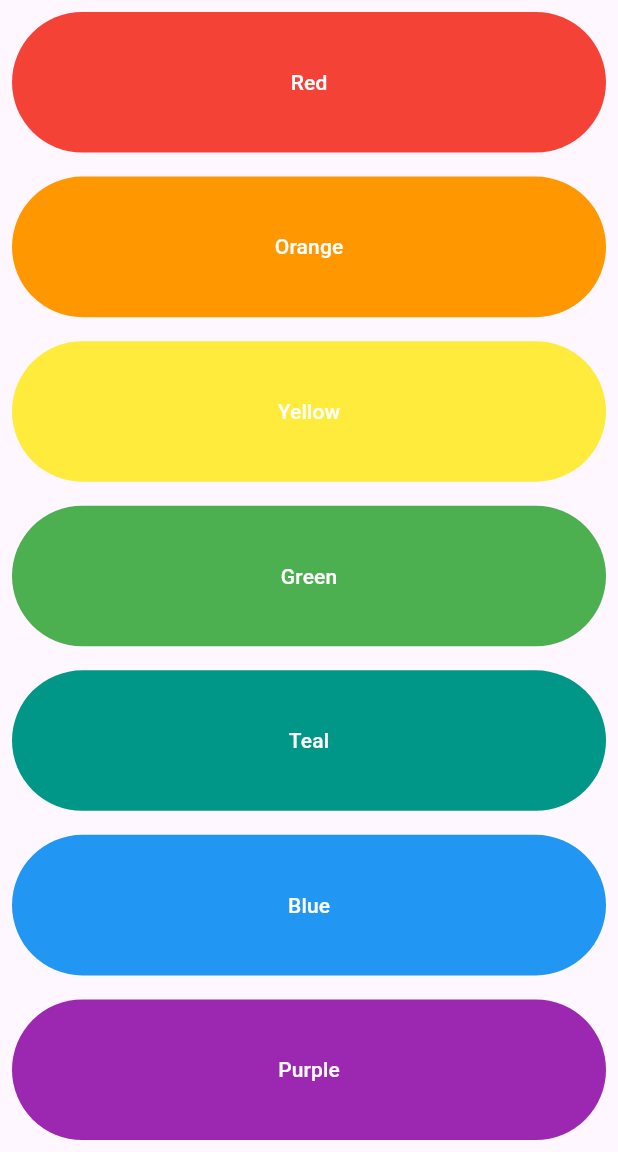
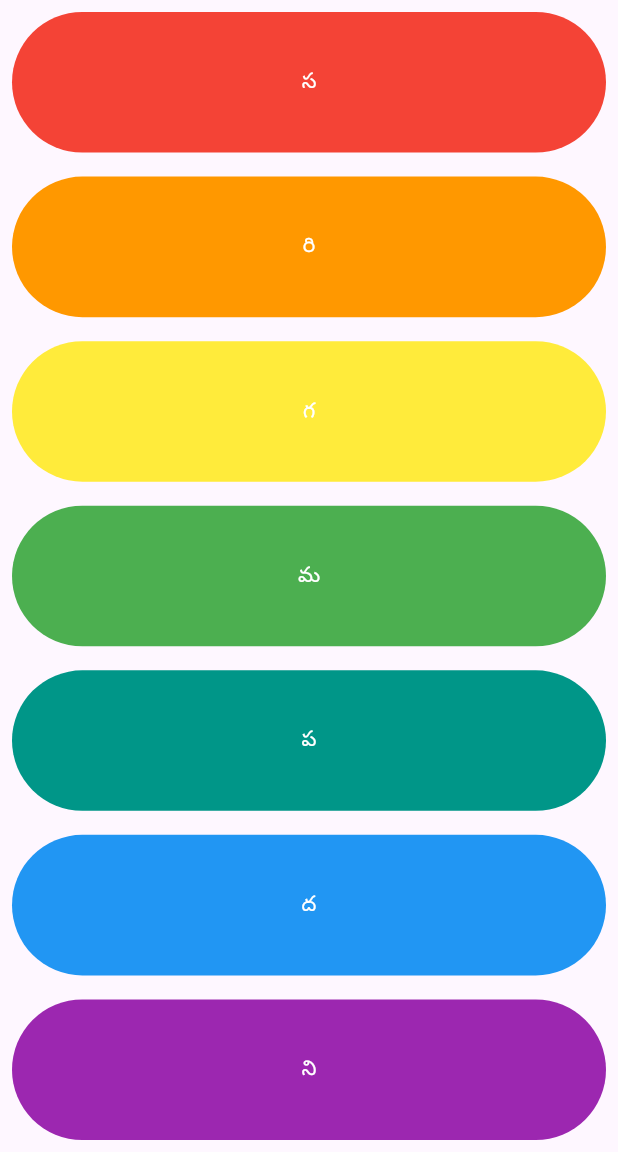
Before and after one commit to prashanthc1/flutter-xylophone, a Flutter app: the screen it shows after launch, on a phone screen of 412 x 824 dp, the part 84-1236 px from its top. Run offline on Flutter 3.47's test engine with Material 3 defaults, Android fonts, the light colour scheme and no system bars; our stand-ins replace audioplayers, google_fonts.

Commit message:
converted name in telugu

```diff
--- a/lib/pages/main_page.dart
+++ b/lib/pages/main_page.dart
@@ -37,13 +37,13 @@ class MainPage extends StatelessWidget {
       body: const Column(
         crossAxisAlignment: CrossAxisAlignment.stretch,
         children: [
-          XolophonePlate(number: 1, color: Colors.red, name: "Red"),
-          XolophonePlate(number: 2, color: Colors.orange, name: "Orange"),
-          XolophonePlate(number: 3, color: Colors.yellow, name: "Yellow"),
-          XolophonePlate(number: 4, color: Colors.green, name: "Green"),
-          XolophonePlate(number: 5, color: Colors.teal, name: "Teal"),
-          XolophonePlate(number: 6, color: Colors.blue, name: "Blue"),
-          XolophonePlate(number: 7, color: Colors.purple, name: "Purple"),
+          XolophonePlate(number: 1, color: Colors.red, name: "స"),
+          XolophonePlate(number: 2, color: Colors.orange, name: "రి"),
+          XolophonePlate(number: 3, color: Colors.yellow, name: "గ"),
+          XolophonePlate(number: 4, color: Colors.green, name: "మ"),
+          XolophonePlate(number: 5, color: Colors.teal, name: "ప"),
+          XolophonePlate(number: 6, color: Colors.blue, name: "ద"),
+          XolophonePlate(number: 7, color: Colors.purple, name: "ని"),
         ],
       ),
     );
```
